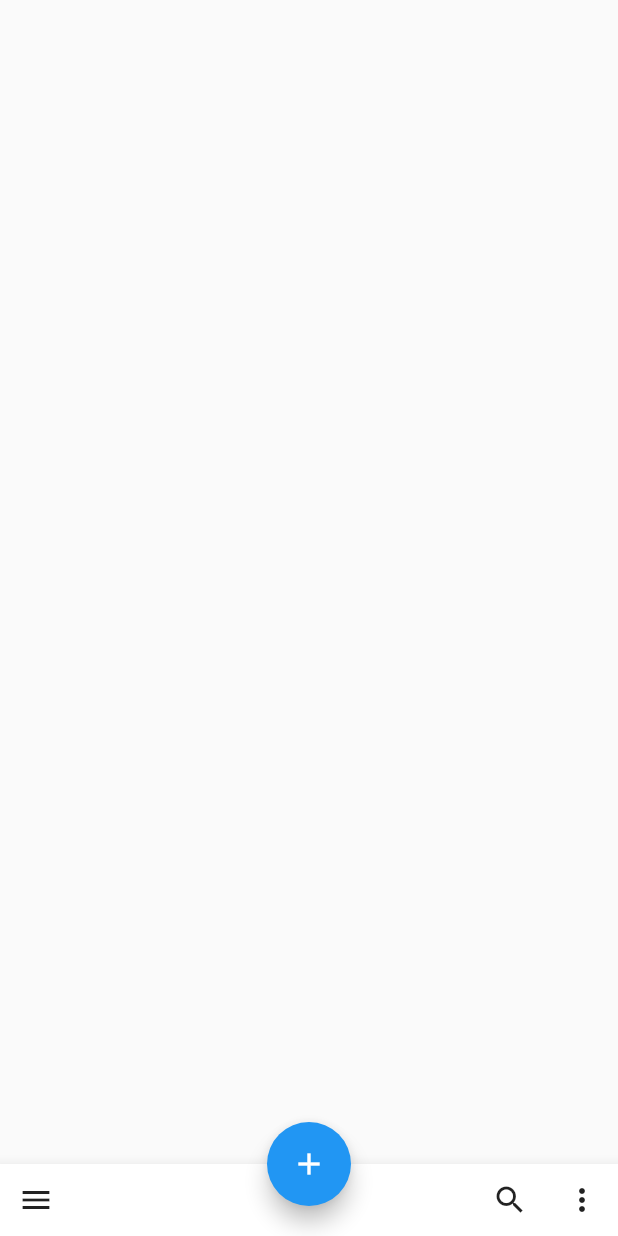
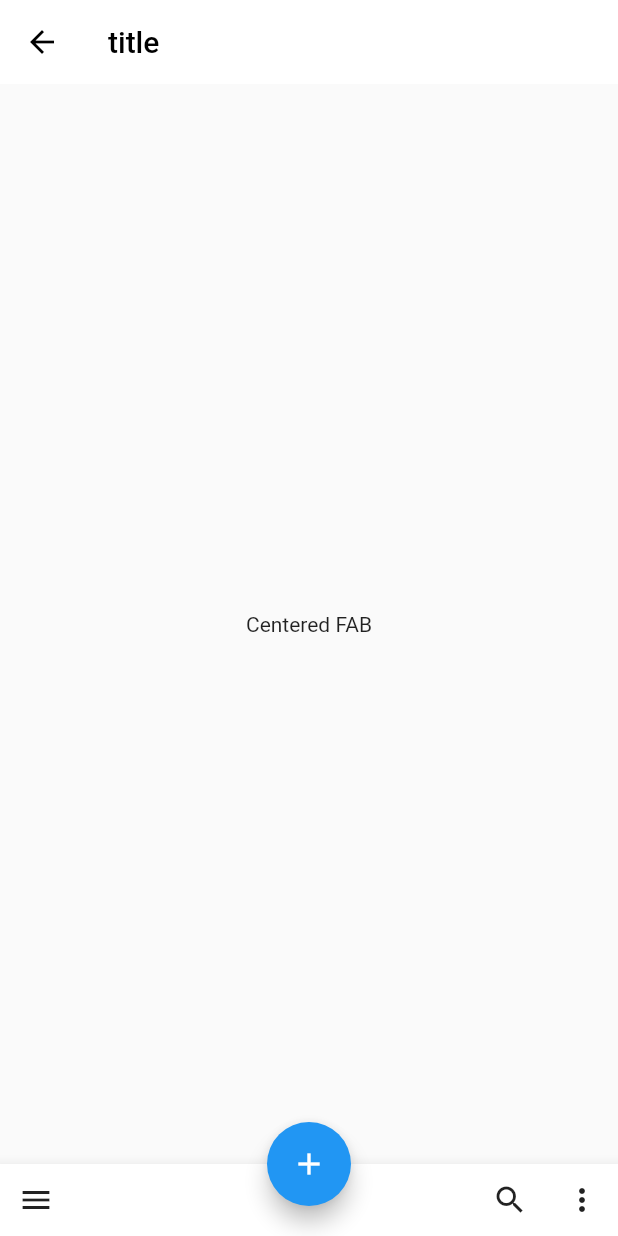
Before and after one commit to olivermendez/widgets_flutter, a Flutter app: the AppBarButtom1 screen opened by its route, on a phone screen of 412 x 824 dp. Run offline on Flutter 3.47's test engine with Material 2 defaults, Android fonts, the phone set to English and light mode, and no system bars.

Commit message:
image added

```diff
--- a/lib/app/models/components.models.dart
+++ b/lib/app/models/components.models.dart
@@ -21,6 +21,9 @@ class ComponentsModels {
       image: '${imagePath}appbar_botton.png',
       examples: [
         ExamplesView('style1', '/appbar-buttom-1'),
+        ExamplesView('style2', '/appbar-buttom-1'),
+        ExamplesView('style3', '/appbar-buttom-1'),
+        ExamplesView('style4', '/appbar-buttom-1'),
       ],
     ),
     ComponentsModels(
--- a/lib/app/pages/appbars_bottom/abb1.dart
+++ b/lib/app/pages/appbars_bottom/abb1.dart
@@ -7,7 +7,7 @@ class AppBarButtom1 extends StatelessWidget {
 
   static Route route() {
     return MaterialPageRoute(
-      settings: const RouteSettings(name: routeName),
+      settings: RouteSettings(name: routeName),
       builder: (_) => const AppBarButtom1(),
     );
   }
@@ -15,18 +15,28 @@ class AppBarButtom1 extends StatelessWidget {
   @override
   Widget build(BuildContext context) {
     return Scaffold(
+      appBar: AppBar(
+        title: Text('title'),
+        backgroundColor: Colors.white,
+        foregroundColor: Colors.black,
+        elevation: 0,
+      ),
+      body: Container(
+        alignment: Alignment.center,
+        child: const Text('Centered FAB'),
+      ),
       bottomNavigationBar: BottomAppBar(
         child: Row(
           children: [
-            IconButton(icon: Icon(Icons.menu), onPressed: () {}),
-            Spacer(),
-            IconButton(icon: Icon(Icons.search), onPressed: () {}),
-            IconButton(icon: Icon(Icons.more_vert), onPressed: () {}),
+            IconButton(icon: const Icon(Icons.menu), onPressed: () {}),
+            const Spacer(),
+            IconButton(icon: const Icon(Icons.search), onPressed: () {}),
+            IconButton(icon: const Icon(Icons.more_vert), onPressed: () {}),
           ],
         ),
       ),
       floatingActionButton:
-          FloatingActionButton(child: Icon(Icons.add), onPressed: () {}),
+          FloatingActionButton(child: const Icon(Icons.add), onPressed: () {}),
       floatingActionButtonLocation: FloatingActionButtonLocation.centerDocked,
     );
   }
--- a/lib/app/pages/home.dart
+++ b/lib/app/pages/home.dart
@@ -3,7 +3,7 @@ import 'package:widgets_flutter/app/models/components.models.dart';
 import 'package:widgets_flutter/app/pages/widgets_home.dart';
 import 'package:widgets_flutter/app/widgets/card_widget.dart';
 
-import '../widgets/appbar/appbar_widget.dart';
+import '../widgets/appbar/home_appbar.dart';
 
 class Home extends StatefulWidget {
   const Home({Key? key}) : super(key: key);
```
Also changed, not shown: lib/app/pages/widgets_home.dart (+15 -8 lines), lib/app/widgets/appbar/widget_page_appbar.dart (added, +21 -0 lines), assets/home.png (added), lib/app/widgets/appbar/home_appbar.dart (renamed from lib/app/widgets/appbar/appbar_widget.dart), 1 other file.
